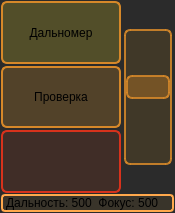
orizonti/CONTROI_INTERFACE_RUBY, file GUI/widget_focus_ranger_control.ui: the form before one commit.
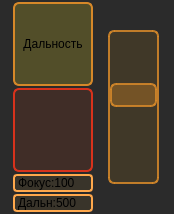
The form after the commit. Icons and pictures are not drawn.

```diff
--- a/GUI/widget_focus_ranger_control.ui
+++ b/GUI/widget_focus_ranger_control.ui
@@ -6,8 +6,8 @@
    <rect>
     <x>0</x>
     <y>0</y>
-    <width>175</width>
-    <height>213</height>
+    <width>174</width>
+    <height>214</height>
    </rect>
   </property>
   <property name="sizePolicy">
@@ -18,7 +18,7 @@
   </property>
   <property name="maximumSize">
    <size>
-    <width>175</width>
+    <width>174</width>
     <height>16777215</height>
    </size>
   </property>
@@ -62,20 +62,56 @@
   </property>
   <layout class="QGridLayout" name="gridLayout">
    <property name="leftMargin">
-    <number>1</number>
+    <number>2</number>
    </property>
    <property name="topMargin">
-    <number>1</number>
+    <number>2</number>
    </property>
    <property name="rightMargin">
-    <number>1</number>
+    <number>2</number>
    </property>
    <property name="bottomMargin">
-    <number>1</number>
+    <number>2</number>
    </property>
    <property name="spacing">
-    <number>1</number>
+    <number>2</number>
    </property>
+   <item row="2" column="0">
+    <layout class="QHBoxLayout" name="horizontalLayout">
+     <item>
+      <widget class="QLabel" name="labelLaserPowerStatus">
+       <property name="sizePolicy">
+        <sizepolicy hsizetype="Preferred" vsizetype="Maximum">
+         <horstretch>0</horstretch>
+         <verstretch>0</verstretch>
+        </sizepolicy>
+       </property>
+       <property name="maximumSize">
+        <size>
+         <width>80</width>
+         <height>16777215</height>
+        </size>
+       </property>
+       <property name="styleSheet">
+        <string notr="true">QLabel
+{
+	
+	background-color: rgba(213, 157, 27, 20);
+    border: 2px solid line;
+    border-radius: 4px;
+   
+	font: 700 9pt &quot;Hack Nerd Font&quot;;
+	
+	border-color: rgb(255, 168, 76);
+}</string>
+       </property>
+       <property name="text">
+        <string>Дальн:500 </string>
+       </property>
+      </widget>
+     </item>
+    </layout>
+   </item>
    <item row="0" column="0">
     <layout class="QVBoxLayout" name="verticalLayout_2">
      <property name="spacing">
@@ -91,10 +127,16 @@
        </property>
        <property name="minimumSize">
         <size>
-         <width>120</width>
+         <width>0</width>
          <height>0</height>
         </size>
        </property>
+       <property name="maximumSize">
+        <size>
+         <width>80</width>
+         <height>16777215</height>
+        </size>
+       </property>
        <property name="styleSheet">
         <string notr="true">QPushButton
 {
@@ -116,61 +158,7 @@
 }</string>
        </property>
        <property name="text">
-        <string>Дальномер</string>
-       </property>
-      </widget>
-     </item>
-     <item>
-      <widget class="QPushButton" name="butCheckState">
-       <property name="sizePolicy">
-        <sizepolicy hsizetype="Minimum" vsizetype="MinimumExpanding">
-         <horstretch>0</horstretch>
-         <verstretch>0</verstretch>
-        </sizepolicy>
-       </property>
-       <property name="minimumSize">
-        <size>
-         <width>0</width>
-         <height>25</height>
-        </size>
-       </property>
-       <property name="maximumSize">
-        <size>
-         <width>16777215</width>
-         <height>16777215</height>
-        </size>
-       </property>
-       <property name="styleSheet">
-        <string notr="true">QPushButton
-{
-	background-color: rgba(209, 142, 34, 60);
-    border: 2px solid line;
-    border-radius: 6px;
-   
-	border-color: rgb(214, 136, 41);
-}
-
-QPushButton:pressed
-{
-    background-color: rgba(229, 142, 34, 110);
-    border: 4px solid line;
-    border-radius: 6px;
-   
-	
-	border-color: rgb(171, 86, 38);
-}</string>
-       </property>
-       <property name="text">
-        <string>Проверка</string>
-       </property>
-       <property name="iconSize">
-        <size>
-         <width>36</width>
-         <height>36</height>
-        </size>
-       </property>
-       <property name="checkable">
-        <bool>true</bool>
+        <string>Дальность</string>
        </property>
       </widget>
      </item>
@@ -182,6 +170,12 @@
          <verstretch>0</verstretch>
         </sizepolicy>
        </property>
+       <property name="maximumSize">
+        <size>
+         <width>80</width>
+         <height>16777215</height>
+        </size>
+       </property>
        <property name="styleSheet">
         <string notr="true">QPushButton
 {
@@ -220,24 +214,56 @@
      </item>
     </layout>
    </item>
-   <item row="0" column="1">
-    <layout class="QVBoxLayout" name="verticalLayout_3">
-     <item>
-      <widget class="QScrollBar" name="scrollSetFocus">
-       <property name="sizePolicy">
-        <sizepolicy hsizetype="Expanding" vsizetype="Minimum">
-         <horstretch>0</horstretch>
-         <verstretch>0</verstretch>
-        </sizepolicy>
-       </property>
-       <property name="maximumSize">
-        <size>
-         <width>55</width>
-         <height>16777215</height>
-        </size>
-       </property>
-       <property name="styleSheet">
-        <string notr="true">QScrollBar:vertical {
+   <item row="1" column="0">
+    <widget class="QLabel" name="labelLaserPowerStatus_2">
+     <property name="sizePolicy">
+      <sizepolicy hsizetype="Preferred" vsizetype="Maximum">
+       <horstretch>0</horstretch>
+       <verstretch>0</verstretch>
+      </sizepolicy>
+     </property>
+     <property name="maximumSize">
+      <size>
+       <width>80</width>
+       <height>16777215</height>
+      </size>
+     </property>
+     <property name="styleSheet">
+      <string notr="true">QLabel
+{
+	
+	background-color: rgba(213, 157, 27, 20);
+    border: 2px solid line;
+    border-radius: 4px;
+   
+	font: 700 9pt &quot;Hack Nerd Font&quot;;
+	
+	border-color: rgb(255, 168, 76);
+}
+
+</string>
+     </property>
+     <property name="text">
+      <string>Фокус:100</string>
+     </property>
+    </widget>
+   </item>
+   <item row="0" column="1" rowspan="3">
+    <widget class="QScrollBar" name="scrollSetFocus">
+     <property name="sizePolicy">
+      <sizepolicy hsizetype="Expanding" vsizetype="Minimum">
+       <horstretch>0</horstretch>
+       <verstretch>0</verstretch>
+      </sizepolicy>
+     </property>
+     <property name="maximumSize">
+      <size>
+       <width>55</width>
+       <height>16777215</height>
+      </size>
+     </property>
+     <property name="styleSheet">
+      <string notr="true">QScrollBar:vertical {
 	background-color: rgba(181, 126, 24, 0.16);
     border: 2px solid line;
     border-radius: 6px;
@@ -330,53 +356,14 @@
   background-color: none;
 
  }</string>
-       </property>
-       <property name="value">
-        <number>40</number>
-       </property>
-       <property name="orientation">
-        <enum>Qt::Orientation::Vertical</enum>
-       </property>
-      </widget>
-     </item>
-    </layout>
-   </item>
-   <item row="1" column="0" colspan="2">
-    <layout class="QHBoxLayout" name="horizontalLayout">
-     <item>
-      <widget class="QLabel" name="labelLaserPowerStatus">
-       <property name="sizePolicy">
-        <sizepolicy hsizetype="Preferred" vsizetype="Maximum">
-         <horstretch>0</horstretch>
-         <verstretch>0</verstretch>
-        </sizepolicy>
-       </property>
-       <property name="maximumSize">
-        <size>
-         <width>16777215</width>
-         <height>16777215</height>
-        </size>
-       </property>
-       <property name="styleSheet">
-        <string notr="true">QLabel
-{
-	
-	background-color: rgba(213, 157, 27, 20);
-    border: 2px solid line;
-    border-radius: 4px;
-   
-	
-	border-color: rgb(255, 168, 76);
-}
-
-</string>
-       </property>
-       <property name="text">
-        <string>Дальность: 500  Фокус: 500</string>
-       </property>
-      </widget>
-     </item>
-    </layout>
+     </property>
+     <property name="value">
+      <number>40</number>
+     </property>
+     <property name="orientation">
+      <enum>Qt::Orientation::Vertical</enum>
+     </property>
+    </widget>
    </item>
   </layout>
  </widget>
```
Left out of the diff: 4 changed lines with no effect on the pictures.
